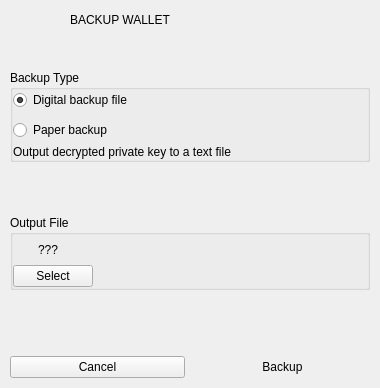
Before: the Qt Designer form BlockSettleUILib/WalletBackupDialog.ui in BlockSettle/terminal, drawn with Qt 5.
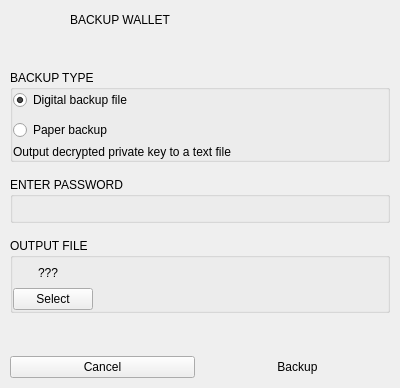
After: the same form once the commit is applied. Icons and pictures are not drawn. Custom widgets are drawn as their Qt base class.

```diff
--- a/BlockSettleUILib/WalletBackupDialog.ui
+++ b/BlockSettleUILib/WalletBackupDialog.ui
@@ -6,10 +6,22 @@
    <rect>
     <x>0</x>
     <y>0</y>
-    <width>380</width>
+    <width>400</width>
     <height>388</height>
    </rect>
   </property>
+  <property name="minimumSize">
+   <size>
+    <width>400</width>
+    <height>0</height>
+   </size>
+  </property>
+  <property name="maximumSize">
+   <size>
+    <width>400</width>
+    <height>16777215</height>
+   </size>
+  </property>
   <property name="windowTitle">
    <string>Wallet Backup</string>
   </property>
@@ -113,7 +125,7 @@
       <item>
        <widget class="QGroupBox" name="groupBox_2">
         <property name="title">
-         <string>Backup Type</string>
+         <string>BACKUP TYPE</string>
         </property>
         <layout class="QVBoxLayout" name="verticalLayout_5">
          <property name="spacing">
@@ -231,13 +243,37 @@
        </widget>
       </item>
       <item>
-       <widget class="WalletKeysSubmitWidget" name="widgetSubmitKeys" native="true">
-        <property name="minimumSize">
-         <size>
-          <width>0</width>
-          <height>23</height>
-         </size>
+       <widget class="QGroupBox" name="groupBox">
+        <property name="title">
+         <string>ENTER PASSWORD</string>
         </property>
+        <layout class="QVBoxLayout" name="verticalLayout_3">
+         <property name="spacing">
+          <number>0</number>
+         </property>
+         <property name="leftMargin">
+          <number>0</number>
+         </property>
+         <property name="topMargin">
+          <number>0</number>
+         </property>
+         <property name="rightMargin">
+          <number>0</number>
+         </property>
+         <property name="bottomMargin">
+          <number>0</number>
+         </property>
+         <item>
+          <widget class="WalletKeysSubmitWidget" name="widgetSubmitKeys" native="true">
+           <property name="minimumSize">
+            <size>
+             <width>0</width>
+             <height>23</height>
+            </size>
+           </property>
+          </widget>
+         </item>
+        </layout>
        </widget>
       </item>
       <item>
@@ -255,7 +291,7 @@
          </size>
         </property>
         <property name="title">
-         <string>Output File</string>
+         <string>OUTPUT FILE</string>
         </property>
         <layout class="QVBoxLayout" name="verticalLayout_6">
          <property name="spacing">
```
Left out of the diff: 7 changed lines with no effect on the pictures.
